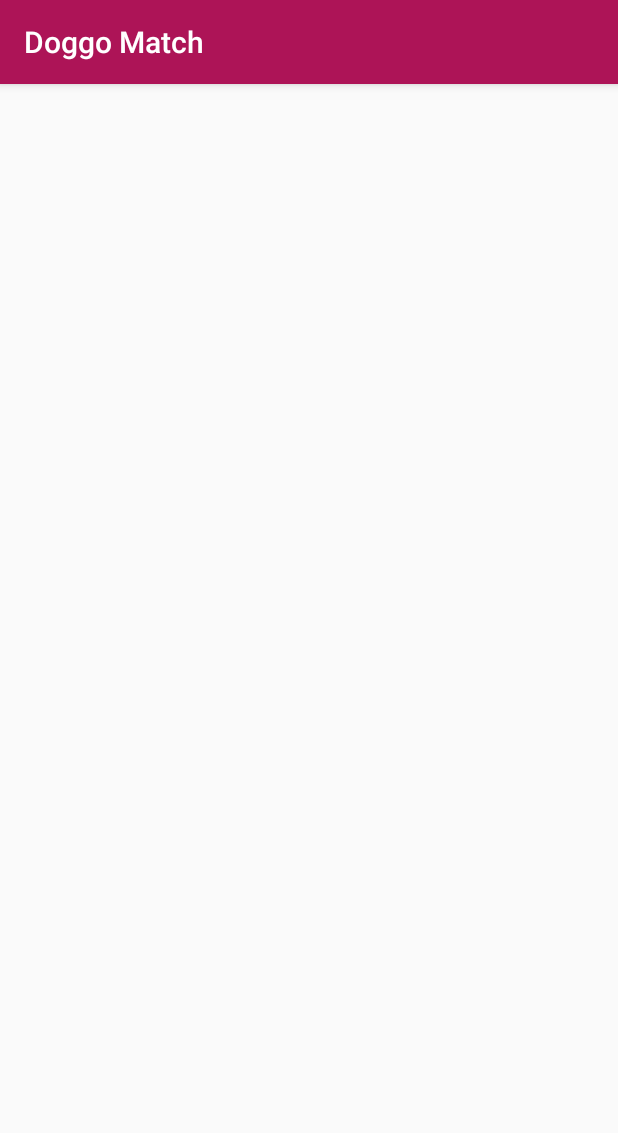
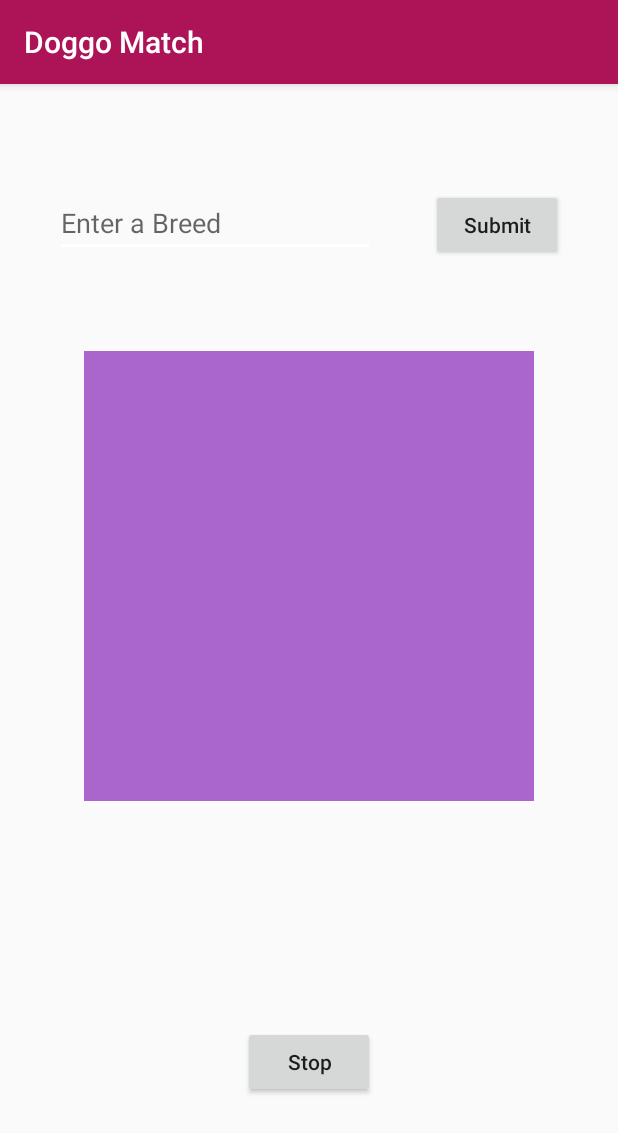
Before and after one commit to DinDev3/Doggo-Match, an Android app: the SearchBreedActivity screen opened directly, with no data from a screen before it, on a phone screen of 412 x 824 dp. Shown: the top 1133 px of the screen. Run offline under Robolectric (Android 15) with nearby library versions, the phone set to English and light mode, and no system bars.

Commit message:
Created UI for Search Dog Activity

```diff
--- a/CW1/DoggoMatch/app/src/main/res/layout/activity_identify_breed.xml
+++ b/CW1/DoggoMatch/app/src/main/res/layout/activity_identify_breed.xml
@@ -29,11 +29,12 @@
         app:layout_constraintTop_toBottomOf="@+id/correct_breed_answer" />
 
     <Button
-        android:id="@+id/submit_button"
+        android:id="@+id/submit_button_search"
         android:layout_width="170dp"
         android:layout_height="wrap_content"
         android:layout_marginTop="20dp"
         android:text="@string/button_label_submit"
+        android:textAllCaps="false"
         app:layout_constraintEnd_toEndOf="parent"
         app:layout_constraintStart_toStartOf="parent"
         app:layout_constraintTop_toBottomOf="@+id/breed_spinner" />
--- a/CW1/DoggoMatch/app/src/main/res/layout/activity_identify_dog.xml
+++ b/CW1/DoggoMatch/app/src/main/res/layout/activity_identify_dog.xml
@@ -42,26 +42,26 @@
         app:layout_constraintTop_toBottomOf="@+id/result_text">
 
         <ImageView
-            android:id="@+id/imageView"
+            android:id="@+id/first_dog_image"
             android:layout_width="170dp"
             android:layout_height="170dp"
-            android:contentDescription="Image of first dog"
+            android:contentDescription="@string/image_of_first_dog_description"
             android:paddingBottom="8dp"
             app:srcCompat="@android:color/holo_green_light" />
 
         <ImageView
-            android:id="@+id/imageView2"
+            android:id="@+id/second_dog_image"
             android:layout_width="170dp"
             android:layout_height="170dp"
-            android:contentDescription="Image of second dog"
+            android:contentDescription="@string/image_of_second_dog_description"
             android:paddingBottom="8dp"
             app:srcCompat="@android:color/holo_orange_dark" />
 
         <ImageView
-            android:id="@+id/imageView3"
+            android:id="@+id/third_dog_image"
             android:layout_width="170dp"
             android:layout_height="170dp"
-            android:contentDescription="Image of third dog"
+            android:contentDescription="@string/image_of_third_dog_description"
             app:srcCompat="@android:color/holo_blue_dark" />
     </LinearLayout>
 
@@ -71,6 +71,7 @@
         android:layout_height="wrap_content"
         android:layout_marginTop="16dp"
         android:text="@string/next_button_label"
+        android:textAllCaps="false"
         app:layout_constraintEnd_toEndOf="parent"
         app:layout_constraintHorizontal_bias="0.502"
         app:layout_constraintStart_toStartOf="parent"
--- a/CW1/DoggoMatch/app/src/main/res/layout/activity_search_breed.xml
+++ b/CW1/DoggoMatch/app/src/main/res/layout/activity_search_breed.xml
@@ -6,4 +6,52 @@
     android:layout_height="match_parent"
     tools:context=".SearchBreedActivity">
 
+    <Button
+        android:id="@+id/stop_button"
+        android:layout_width="wrap_content"
+        android:layout_height="wrap_content"
+        android:layout_marginTop="150dp"
+        android:text="@string/stop_label"
+        android:textAllCaps="false"
+        app:layout_constraintEnd_toEndOf="parent"
+        app:layout_constraintHorizontal_bias="0.5"
+        app:layout_constraintStart_toStartOf="parent"
+        app:layout_constraintTop_toBottomOf="@+id/search_random_image" />
+
+    <Button
+        android:id="@+id/submit_button_search"
+        android:layout_width="wrap_content"
+        android:layout_height="wrap_content"
+        android:layout_marginTop="70dp"
+        android:text="@string/button_label_submit"
+        android:textAllCaps="false"
+        app:layout_constraintEnd_toEndOf="parent"
+        app:layout_constraintHorizontal_bias="0.5"
+        app:layout_constraintStart_toEndOf="@+id/enter_breed_text"
+        app:layout_constraintTop_toTopOf="parent" />
+
+    <EditText
+        android:id="@+id/enter_breed_text"
+        android:layout_width="wrap_content"
+        android:layout_height="wrap_content"
+        android:autofillHints=""
+        android:ems="10"
+        android:hint="@string/enter_a_breed_hint"
+        android:inputType="textPersonName"
+        app:layout_constraintBaseline_toBaselineOf="@+id/submit_button_search"
+        app:layout_constraintEnd_toStartOf="@+id/submit_button_search"
+        app:layout_constraintHorizontal_bias="0.5"
+        app:layout_constraintStart_toStartOf="parent" />
+
+    <ImageView
+        android:id="@+id/search_random_image"
+        android:layout_width="300dp"
+        android:layout_height="300dp"
+        android:layout_marginTop="60dp"
+        android:contentDescription="@string/random_image_of_breed_description"
+        app:layout_constraintEnd_toEndOf="parent"
+        app:layout_constraintHorizontal_bias="0.5"
+        app:layout_constraintStart_toStartOf="parent"
+        app:layout_constraintTop_toBottomOf="@+id/submit_button_search"
+        app:srcCompat="@android:color/holo_purple" />
 </androidx.constraintlayout.widget.ConstraintLayout>
--- a/CW1/DoggoMatch/app/src/main/res/values/strings.xml
+++ b/CW1/DoggoMatch/app/src/main/res/values/strings.xml
@@ -9,4 +9,10 @@
     <string name="random_dog_image_description">Displays an image of a random dog</string>
     <string name="breed_text">Breed:</string>
     <string name="next_button_label">Next</string>
+    <string name="image_of_first_dog_description">Image of first dog</string>
+    <string name="image_of_second_dog_description">Image of second dog</string>
+    <string name="image_of_third_dog_description">Image of third dog</string>
+    <string name="stop_label">Stop</string>
+    <string name="enter_a_breed_hint">Enter a Breed</string>
+    <string name="random_image_of_breed_description">Random image of dog breed</string>
 </resources>
```
